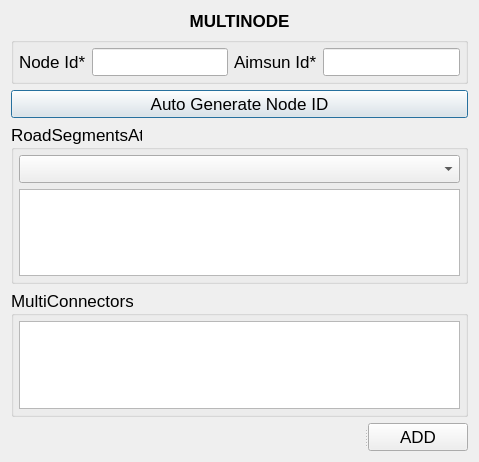
Before: the Qt Designer form ui_multinode.ui in chaitanyamalaviya/Trafficera, drawn with Qt 5.
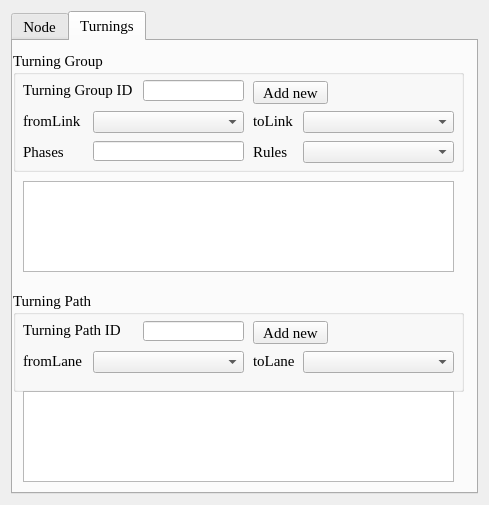
After: the same form once the commit is applied. The open tabs and pages were chosen to show the change.

```diff
--- a/ui_multinode.ui
+++ b/ui_multinode.ui
@@ -9,8 +9,8 @@
    <rect>
     <x>0</x>
     <y>0</y>
-    <width>479</width>
-    <height>462</height>
+    <width>489</width>
+    <height>505</height>
    </rect>
   </property>
   <property name="font">
@@ -39,26 +39,158 @@
   </property>
   <layout class="QGridLayout" name="gridLayout_4">
    <item row="0" column="0">
-    <layout class="QVBoxLayout" name="verticalLayout">
-     <item>
-      <widget class="QLabel" name="titleLabel">
+    <widget class="QTabWidget" name="tabWidget">
+     <property name="sizePolicy">
+      <sizepolicy hsizetype="Expanding" vsizetype="Expanding">
+       <horstretch>0</horstretch>
+       <verstretch>0</verstretch>
+      </sizepolicy>
+     </property>
+     <property name="maximumSize">
+      <size>
+       <width>471</width>
+       <height>16777215</height>
+      </size>
+     </property>
+     <property name="font">
+      <font>
+       <family>Times New Roman</family>
+       <pointsize>11</pointsize>
+      </font>
+     </property>
+     <property name="currentIndex">
+      <number>0</number>
+     </property>
+     <property name="iconSize">
+      <size>
+       <width>16</width>
+       <height>16</height>
+      </size>
+     </property>
+     <property name="tabsClosable">
+      <bool>false</bool>
+     </property>
+     <widget class="QWidget" name="tab">
+      <attribute name="title">
+       <string>Node</string>
+      </attribute>
+      <widget class="QPushButton" name="generateid">
+       <property name="geometry">
+        <rect>
+         <x>10</x>
+         <y>70</y>
+         <width>211</width>
+         <height>21</height>
+        </rect>
+       </property>
        <property name="font">
         <font>
-         <pointsize>13</pointsize>
-         <weight>75</weight>
-         <bold>true</bold>
+         <family>Times New Roman</family>
+         <pointsize>12</pointsize>
         </font>
        </property>
        <property name="text">
-        <string>MULTINODE</string>
+        <string>Auto Generate ID</string>
        </property>
-       <property name="alignment">
-        <set>Qt::AlignCenter</set>
+      </widget>
+      <widget class="QLabel" name="TrafficLightIDlabel">
+       <property name="geometry">
+        <rect>
+         <x>230</x>
+         <y>110</y>
+         <width>111</width>
+         <height>21</height>
+        </rect>
        </property>
       </widget>
-     </item>
-     <item>
+      <widget class="QLabel" name="NodeTypelabel">
+       <property name="geometry">
+        <rect>
+         <x>10</x>
+         <y>110</y>
+         <width>81</width>
+         <height>21</height>
+        </rect>
+       </property>
+       <property name="font">
+        <font>
+         <family>Times New Roman</family>
+         <pointsize>12</pointsize>
+        </font>
+       </property>
+       <property name="text">
+        <string>Node Type</string>
+       </property>
+       <property name="buddy">
+        <cstring>nodeType</cstring>
+       </property>
+      </widget>
+      <widget class="QComboBox" name="nodeType">
+       <property name="geometry">
+        <rect>
+         <x>90</x>
+         <y>110</y>
+         <width>131</width>
+         <height>21</height>
+        </rect>
+       </property>
+       <property name="font">
+        <font>
+         <family>Times New Roman</family>
+         <pointsize>10</pointsize>
+        </font>
+       </property>
+       <item>
+        <property name="text">
+         <string>Default Node</string>
+        </property>
+       </item>
+       <item>
+        <property name="text">
+         <string>Urban Intersection with Signal</string>
+        </property>
+       </item>
+       <item>
+        <property name="text">
+         <string>Urban Intersection without signal</string>
+        </property>
+       </item>
+       <item>
+        <property name="text">
+         <string>Priority Merge Node</string>
+        </property>
+       </item>
+       <item>
+        <property name="text">
+         <string>Non-Priority Merge Node</string>
+        </property>
+       </item>
+      </widget>
+      <widget class="QLineEdit" name="trafficLightID">
+       <property name="geometry">
+        <rect>
+         <x>330</x>
+         <y>110</y>
+         <width>121</width>
+         <height>21</height>
+        </rect>
+       </property>
+      </widget>
       <widget class="QGroupBox" name="attributeGroup">
+       <property name="geometry">
+        <rect>
+         <x>1</x>
+         <y>28</y>
+         <width>463</width>
+         <height>45</height>
+        </rect>
+       </property>
+       <property name="font">
+        <font>
+         <family>Times New Roman</family>
+         <pointsize>12</pointsize>
+        </font>
+       </property>
        <property name="title">
         <string/>
        </property>
@@ -79,95 +211,77 @@
          <layout class="QHBoxLayout" name="horizontalLayout">
           <item>
            <widget class="QLabel" name="nodeIdLabel">
+            <property name="font">
+             <font>
+              <family>Times New Roman</family>
+              <pointsize>11</pointsize>
+             </font>
+            </property>
             <property name="text">
              <string>Node Id*</string>
             </property>
            </widget>
           </item>
           <item>
-           <widget class="QLineEdit" name="nodeId"/>
+           <widget class="QLineEdit" name="nodeId">
+            <property name="font">
+             <font>
+              <family>Times New Roman</family>
+              <pointsize>11</pointsize>
+             </font>
+            </property>
+           </widget>
           </item>
           <item>
            <widget class="QLabel" name="aimsunIdLabel">
+            <property name="font">
+             <font>
+              <family>Times New Roman</family>
+              <pointsize>11</pointsize>
+             </font>
+            </property>
             <property name="text">
              <string>Aimsun Id*</string>
             </property>
            </widget>
           </item>
           <item>
-           <widget class="QLineEdit" name="aimsunId"/>
+           <widget class="QLineEdit" name="aimsunId">
+            <property name="font">
+             <font>
+              <family>Times New Roman</family>
+              <pointsize>11</pointsize>
+             </font>
+            </property>
+           </widget>
           </item>
          </layout>
         </item>
        </layout>
       </widget>
-     </item>
-     <item>
-      <widget class="QPushButton" name="generateid">
-       <property name="text">
-        <string>Auto Generate Node ID</string>
-       </property>
-      </widget>
-     </item>
-     <item>
-      <widget class="QGroupBox" name="roadSegmentGroup">
-       <property name="title">
-        <string>RoadSegmentsAt</string>
-       </property>
-       <layout class="QGridLayout" name="gridLayout_2">
-        <property name="leftMargin">
-         <number>5</number>
-        </property>
-        <property name="topMargin">
-         <number>5</number>
-        </property>
-        <property name="rightMargin">
-         <number>5</number>
-        </property>
-        <property name="bottomMargin">
-         <number>5</number>
-        </property>
-        <item row="0" column="0">
-         <widget class="QComboBox" name="segmentIDcomboBox"/>
-        </item>
-        <item row="1" column="0">
-         <widget class="QTextEdit" name="roadSegmentEdit"/>
-        </item>
-       </layout>
-      </widget>
-     </item>
-     <item>
-      <widget class="QGroupBox" name="mulConnectorGroup">
-       <property name="title">
-        <string>MultiConnectors</string>
-       </property>
-       <layout class="QGridLayout" name="gridLayout_3">
-        <property name="leftMargin">
-         <number>5</number>
-        </property>
-        <property name="topMargin">
-         <number>5</number>
-        </property>
-        <property name="rightMargin">
-         <number>5</number>
-        </property>
-        <property name="bottomMargin">
-         <number>5</number>
-        </property>
-        <item row="0" column="0">
-         <widget class="QTextEdit" name="mulConnectorEdit"/>
-        </item>
-       </layout>
-      </widget>
-     </item>
-     <item>
       <widget class="QSplitter" name="splitter">
+       <property name="geometry">
+        <rect>
+         <x>290</x>
+         <y>390</y>
+         <width>121</width>
+         <height>29</height>
+        </rect>
+       </property>
+       <property name="font">
+        <font>
+         <family>Times New Roman</family>
+         <pointsize>11</pointsize>
+        </font>
+       </property>
        <property name="orientation">
         <enum>Qt::Horizontal</enum>
        </property>
        <widget class="QLabel" name="errorMessage">
         <property name="font">
          <font>
+          <family>Times New Roman</family>
+          <pointsize>11</pointsize>
           <italic>true</italic>
          </font>
         </property>
@@ -185,13 +299,322 @@
           <height>100</height>
          </size>
         </property>
+        <property name="font">
+         <font>
+          <family>Times New Roman</family>
+          <pointsize>11</pointsize>
+         </font>
+        </property>
         <property name="text">
          <string>ADD</string>
         </property>
        </widget>
       </widget>
-     </item>
-    </layout>
+     </widget>
+     <widget class="QWidget" name="tab_3">
+      <attribute name="title">
+       <string>Turnings</string>
+      </attribute>
+      <widget class="QGroupBox" name="turningGroup">
+       <property name="geometry">
+        <rect>
+         <x>0</x>
+         <y>10</y>
+         <width>451</width>
+         <height>121</height>
+        </rect>
+       </property>
+       <property name="font">
+        <font>
+         <family>Times New Roman</family>
+         <pointsize>11</pointsize>
+        </font>
+       </property>
+       <property name="title">
+        <string>Turning Group</string>
+       </property>
+       <widget class="QLabel" name="turningGroupIDlabel">
+        <property name="geometry">
+         <rect>
+          <x>10</x>
+          <y>30</y>
+          <width>111</width>
+          <height>17</height>
+         </rect>
+        </property>
+        <property name="text">
+         <string>Turning Group ID</string>
+        </property>
+        <property name="buddy">
+         <cstring>turningGroupID</cstring>
+        </property>
+       </widget>
+       <widget class="QLineEdit" name="turningGroupID">
+        <property name="geometry">
+         <rect>
+          <x>130</x>
+          <y>29</y>
+          <width>101</width>
+          <height>21</height>
+         </rect>
+        </property>
+       </widget>
+       <widget class="QLabel" name="fromLinklabel">
+        <property name="geometry">
+         <rect>
+          <x>10</x>
+          <y>60</y>
+          <width>61</width>
+          <height>20</height>
+         </rect>
+        </property>
+        <property name="text">
+         <string>fromLink</string>
+        </property>
+        <property name="buddy">
+         <cstring>fromLink</cstring>
+        </property>
+       </widget>
+       <widget class="QComboBox" name="fromLink">
+        <property name="geometry">
+         <rect>
+          <x>80</x>
+          <y>60</y>
+          <width>151</width>
+          <height>22</height>
+         </rect>
+        </property>
+       </widget>
+       <widget class="QLabel" name="toLinklabel">
+        <property name="geometry">
+         <rect>
+          <x>240</x>
+          <y>60</y>
+          <width>51</width>
+          <height>20</height>
+         </rect>
+        </property>
+        <property name="text">
+         <string>toLink</string>
+        </property>
+        <property name="buddy">
+         <cstring>toLink</cstring>
+        </property>
+       </widget>
+       <widget class="QComboBox" name="toLink">
+        <property name="geometry">
+         <rect>
+          <x>290</x>
+          <y>60</y>
+          <width>151</width>
+          <height>22</height>
+         </rect>
+        </property>
+       </widget>
+       <widget class="QLabel" name="Phaseslabel">
+        <property name="geometry">
+         <rect>
+          <x>10</x>
+          <y>90</y>
+          <width>47</width>
+          <height>21</height>
+         </rect>
+        </property>
+        <property name="text">
+         <string>Phases</string>
+        </property>
+        <property name="buddy">
+         <cstring>Phases</cstring>
+        </property>
+       </widget>
+       <widget class="QComboBox" name="Rules">
+        <property name="geometry">
+         <rect>
+          <x>290</x>
+          <y>90</y>
+          <width>151</width>
+          <height>22</height>
+         </rect>
+        </property>
+       </widget>
+       <widget class="QLabel" name="Ruleslabel">
+        <property name="geometry">
+         <rect>
+          <x>240</x>
+          <y>90</y>
+          <width>47</width>
+          <height>21</height>
+         </rect>
+        </property>
+        <property name="text">
+         <string>Rules</string>
+        </property>
+        <property name="buddy">
+         <cstring>Rules</cstring>
+        </property>
+       </widget>
+       <widget class="QPushButton" name="newturningGroup">
+        <property name="geometry">
+         <rect>
+          <x>240</x>
+          <y>30</y>
+          <width>75</width>
+          <height>23</height>
+         </rect>
+        </property>
+        <property name="text">
+         <string>Add new</string>
+        </property>
+       </widget>
+       <widget class="QLineEdit" name="Phases">
+        <property name="geometry">
+         <rect>
+          <x>80</x>
+          <y>90</y>
+          <width>151</width>
+          <height>20</height>
+         </rect>
+        </property>
+       </widget>
+      </widget>
+      <widget class="QTableWidget" name="TurningGroupTable">
+       <property name="geometry">
+        <rect>
+         <x>10</x>
+         <y>140</y>
+         <width>431</width>
+         <height>91</height>
+        </rect>
+       </property>
+      </widget>
+      <widget class="QGroupBox" name="turningPath">
+       <property name="geometry">
+        <rect>
+         <x>0</x>
+         <y>250</y>
+         <width>451</width>
+         <height>101</height>
+        </rect>
+       </property>
+       <property name="font">
+        <font>
+         <family>Times New Roman</family>
+         <pointsize>11</pointsize>
+        </font>
+       </property>
+       <property name="title">
+        <string>Turning Path</string>
+       </property>
+       <property name="flat">
+        <bool>false</bool>
+       </property>
+       <property name="checkable">
+        <bool>false</bool>
+       </property>
+       <widget class="QLabel" name="TurningPathIDlabel">
+        <property name="geometry">
+         <rect>
+          <x>10</x>
+          <y>30</y>
+          <width>111</width>
+          <height>17</height>
+         </rect>
+        </property>
+        <property name="text">
+         <string>Turning Path ID</string>
+        </property>
+        <property name="buddy">
+         <cstring>TurningPath</cstring>
+        </property>
+       </widget>
+       <widget class="QLineEdit" name="TurningPath">
+        <property name="geometry">
+         <rect>
+          <x>130</x>
+          <y>30</y>
+          <width>101</width>
+          <height>20</height>
+         </rect>
+        </property>
+       </widget>
+       <widget class="QLabel" name="fromLanelabel">
+        <property name="geometry">
+         <rect>
+          <x>10</x>
+          <y>60</y>
+          <width>61</width>
+          <height>20</height>
+         </rect>
+        </property>
+        <property name="text">
+         <string>fromLane</string>
+        </property>
+        <property name="buddy">
+         <cstring>fromLane</cstring>
+        </property>
+       </widget>
+       <widget class="QComboBox" name="fromLane">
+        <property name="geometry">
+         <rect>
+          <x>80</x>
+          <y>60</y>
+          <width>151</width>
+          <height>22</height>
+         </rect>
+        </property>
+       </widget>
+       <widget class="QLabel" name="toLanelabel">
+        <property name="geometry">
+         <rect>
+          <x>240</x>
+          <y>60</y>
+          <width>51</width>
+          <height>20</height>
+         </rect>
+        </property>
+        <property name="text">
+         <string>toLane</string>
+        </property>
+        <property name="buddy">
+         <cstring>toLane</cstring>
+        </property>
+       </widget>
+       <widget class="QComboBox" name="toLane">
+        <property name="geometry">
+         <rect>
+          <x>290</x>
+          <y>60</y>
+          <width>151</width>
+          <height>22</height>
+         </rect>
+        </property>
+       </widget>
+       <widget class="QPushButton" name="newTurningPath">
+        <property name="geometry">
+         <rect>
+          <x>240</x>
+          <y>30</y>
+          <width>75</width>
+          <height>23</height>
+         </rect>
+        </property>
+        <property name="text">
+         <string>Add new</string>
+        </property>
+       </widget>
+      </widget>
+      <widget class="QTableWidget" name="TurningPathTable">
+       <property name="geometry">
+        <rect>
+         <x>10</x>
+         <y>350</y>
+         <width>431</width>
+         <height>91</height>
+        </rect>
+       </property>
+      </widget>
+     </widget>
+    </widget>
    </item>
   </layout>
  </widget>
```
Left out of the diff: 18 changed lines with no effect on the pictures.
